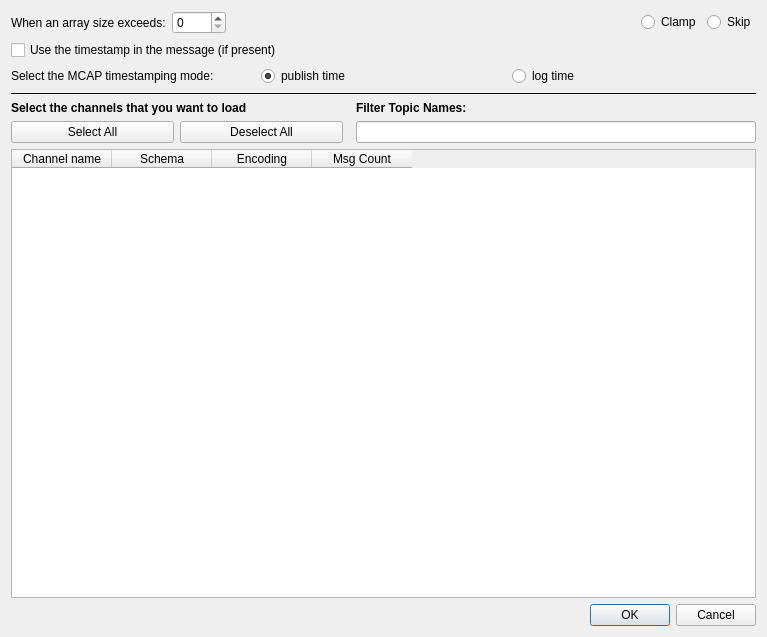
PlotJuggler/pj-official-plugins, file data_load_mcap/dialog_mcap.ui: the form before one commit.
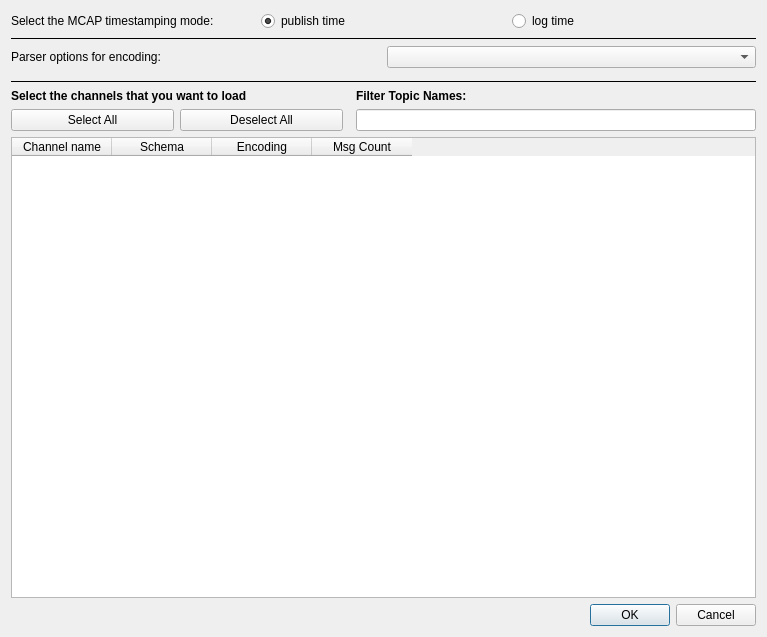
The form after the commit.

Commit message: feat(data_load_mcap): use parser embedded timestamp config

```diff
--- a/data_load_mcap/dialog_mcap.ui
+++ b/data_load_mcap/dialog_mcap.ui
@@ -14,64 +14,6 @@
    <string>MCAP Parser</string>
   </property>
   <layout class="QVBoxLayout" name="verticalLayout">
-   <item>
-    <layout class="QHBoxLayout" name="horizontalLayout">
-     <item>
-      <widget class="QLabel" name="label_2">
-       <property name="text">
-        <string>When an array size exceeds:</string>
-       </property>
-      </widget>
-     </item>
-     <item>
-      <widget class="QSpinBox" name="spinBox">
-       <property name="minimum">
-        <number>0</number>
-       </property>
-       <property name="maximum">
-        <number>9999</number>
-       </property>
-      </widget>
-     </item>
-     <item>
-      <spacer name="horizontalSpacer">
-       <property name="orientation">
-        <enum>Qt::Horizontal</enum>
-       </property>
-       <property name="sizeHint" stdset="0">
-        <size>
-         <width>40</width>
-         <height>20</height>
-        </size>
-       </property>
-      </spacer>
-     </item>
-     <item>
-      <widget class="QRadioButton" name="radioClamp">
-       <property name="text">
-        <string>Clamp</string>
-       </property>
-       <property name="checked">
-        <bool>true</bool>
-       </property>
-      </widget>
-     </item>
-     <item>
-      <widget class="QRadioButton" name="radioSkip">
-       <property name="text">
-        <string>Skip</string>
-       </property>
-      </widget>
-     </item>
-    </layout>
-   </item>
-   <item>
-    <widget class="QCheckBox" name="checkBoxUseTimestamp">
-     <property name="text">
-      <string>Use the timestamp in the message (if present)</string>
-     </property>
-    </widget>
-   </item>
    <item>
     <layout class="QHBoxLayout" name="horizontalLayout_1">
      <item>
@@ -116,6 +58,40 @@
      </property>
     </widget>
    </item>
+   <item>
+    <layout class="QHBoxLayout" name="horizontalLayoutEncoding">
+     <item>
+      <widget class="QLabel" name="labelEncoding">
+       <property name="text">
+        <string>Parser options for encoding:</string>
+       </property>
+      </widget>
+     </item>
+     <item>
+      <widget class="QComboBox" name="comboBoxProtocol"/>
+     </item>
+    </layout>
+   </item>
+   <item>
+    <widget class="QWidget" name="pj_parser_slot" native="true">
+     <property name="minimumSize">
+      <size>
+       <width>0</width>
+       <height>0</height>
+      </size>
+     </property>
+    </widget>
+   </item>
+   <item>
+    <widget class="Line" name="line_2">
+     <property name="frameShadow">
+      <enum>QFrame::Plain</enum>
+     </property>
+     <property name="orientation">
+      <enum>Qt::Horizontal</enum>
+     </property>
+    </widget>
+   </item>
    <item>
     <layout class="QHBoxLayout" name="horizontalLayout_4">
      <item>
```
The commit also changes 17 other files.
